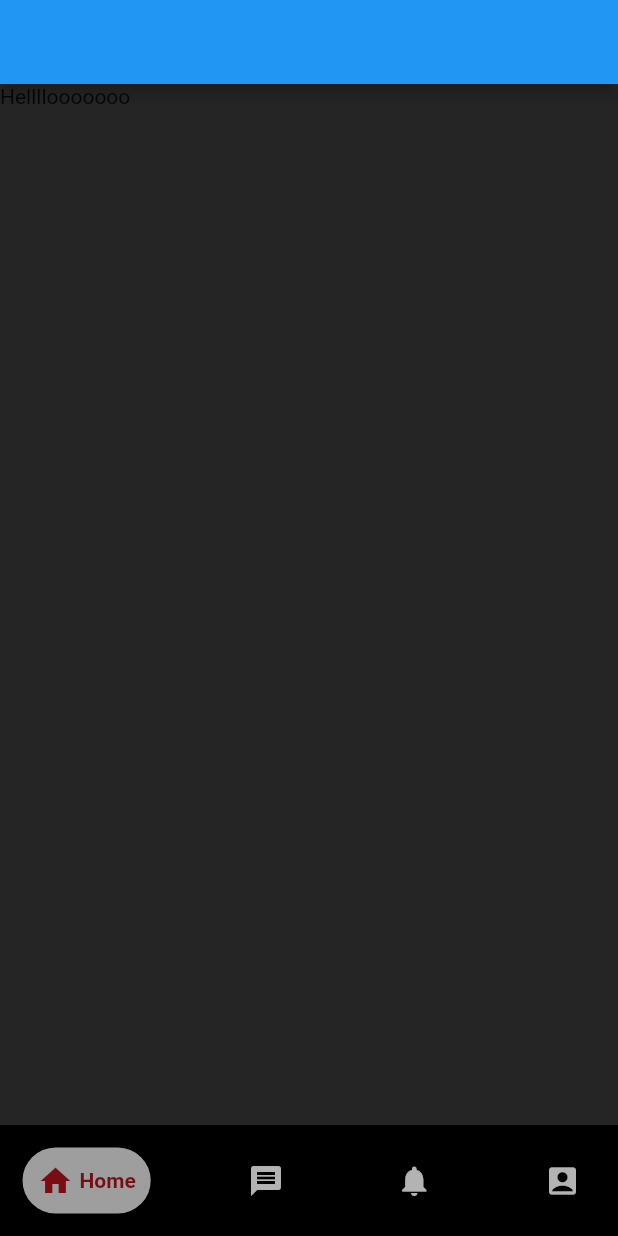
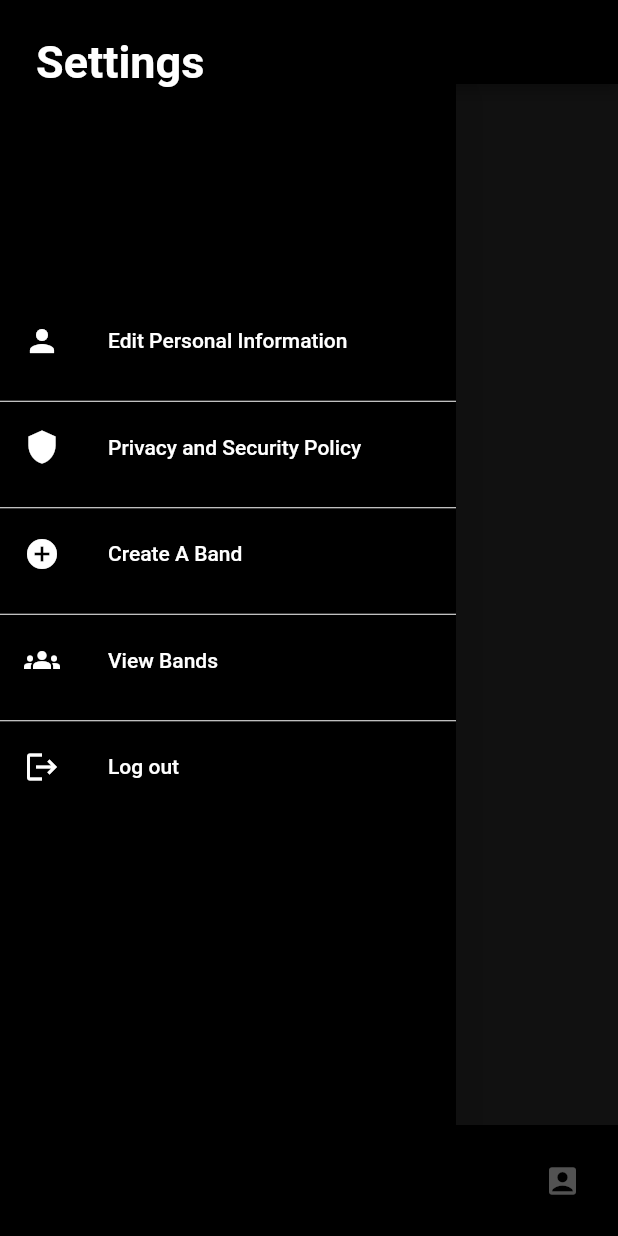
Before and after one commit to razanaws/Clique_app, a Flutter app: the screen it shows after launch, with the side drawer open (before the commit the screen has no drawer), on a phone screen of 412 x 824 dp. Run offline on Flutter 3.47's test engine with Material 2 defaults, Android fonts, the phone set to English and light mode, and no system bars; drawn by our look-alikes of google_nav_bar; our stand-ins replace cloud_firestore, firebase_auth, firebase_core, firebase_storage, google_sign_in, image_picker and 1 more; missing offline and left inert: flutter_facebook_auth; accounts and stored records are empty.

Commit message:
Settings Drawer, SideBar

```diff
--- a/lib/database/SignUpMusicianForm.dart
+++ b/lib/database/SignUpMusicianForm.dart
@@ -1,6 +1,6 @@
 import 'package:clique/models/user.dart';
 import 'package:flutter/material.dart';
-import 'package:clique/screens/login.dart';
+import 'package:clique/screens/login/login.dart';
 import 'package:clique/screens/homepage.dart';
 
 import 'package:cloud_firestore/cloud_firestore.dart';
--- a/lib/database/SignUpRecruiterForm.dart
+++ b/lib/database/SignUpRecruiterForm.dart
@@ -1,6 +1,6 @@
 import 'package:clique/screens/createProfile/welcomepage.dart';
 import 'package:flutter/material.dart';
-import 'package:clique/screens/login.dart';
+import 'package:clique/screens/login/login.dart';
 
 import 'package:cloud_firestore/cloud_firestore.dart';
 import 'package:firebase_auth/firebase_auth.dart';
--- a/lib/database/loginForm.dart
+++ b/lib/database/loginForm.dart
@@ -7,7 +7,7 @@ import 'package:clique/screens/homepage.dart';
 import 'package:google_sign_in/google_sign_in.dart';
 import 'package:flutter_facebook_auth/flutter_facebook_auth.dart';
 
-import '../screens/resetPasswordPage.dart';
+import '../screens/login/resetPasswordPage.dart';
 
 class Login extends StatefulWidget {
   const Login({Key? key}) : super(key: key);
--- /dev/null
+++ b/lib/drawers/SettingsDrawer.dart
@@ -0,0 +1,141 @@
+import 'package:clique/screens/profile/MusicianProfile.dart';
+import 'package:flutter/material.dart';
+
+import '../screens/createProfile/CreateBand.dart';
+import '../screens/createProfile/ViewBands.dart';
+import '../screens/login/Logout.dart';
+import '../screens/privacyPolicy/PrivacyPolicy.dart';
+import 'SettingsSubDrawer.dart';
+
+
+class SettingsDrawer extends StatelessWidget {
+  const SettingsDrawer({Key? key}) : super(key: key);
+
+
+  @override
+  Widget build(BuildContext context) {
+
+    return Drawer(
+      backgroundColor: Colors.black ,
+
+      child: Material(
+        color: Colors.black,
+        child: ListView(
+          padding: EdgeInsets.zero,
+
+          children:  [
+            const DrawerHeader(
+              decoration: BoxDecoration(color: Colors.black,),
+              child: Padding(
+                padding: EdgeInsets.only(top:8.0,left:8.0),
+                child: Text(
+                  "Settings",
+                  style: TextStyle(
+                    backgroundColor: Colors.black,
+                    color: Colors.white,
+                    fontWeight:FontWeight.bold,
+                    fontSize: 30,
+                  ),),
+              ),
+            ),
+
+            const SizedBox(height: 30,),
+
+            buildMenuItem(
+              text:'Edit Personal Information',
+              icon:Icons.person,
+              onClicked: ()=>selectedItem(context,0)),
+
+            const SizedBox(height: 10,),
+            const Divider(color: Colors.white,height: 5,),
+
+            buildMenuItem(
+              text:'Privacy and Security Policy',
+              icon:Icons.shield,
+              onClicked: ()=>selectedItem(context,1)
+            ),
+
+            const SizedBox(height: 10,),
+            const Divider(color: Colors.white,height: 5,),
+
+            buildMenuItem(
+              text:'Create A Band',
+              icon:Icons.add_circle,
+              onClicked: ()=>selectedItem(context,2)
+    ),
+
+            const SizedBox(height: 10,),
+            const Divider(color: Colors.white,height: 5,),
+
+            buildMenuItem(
+              text:'View Bands',
+              icon:Icons.groups,
+              onClicked: ()=>selectedItem(context,3)),
+
+            const SizedBox(height: 10,),
+            const Divider(color: Colors.white,height: 5,),
+
+
+
+            buildMenuItem(
+              text:'Log out',
+              icon:Icons.logout,
+              onClicked: ()=>selectedItem(context,4)),
+
+
+
+          ],
+        ),
+      ),
+    );
+  }
+
+
+  Widget buildMenuItem({
+    required String text,
+    required IconData icon,
+    VoidCallback? onClicked,
+      }){
+        final color=Colors.white;
+
+        return ListTile(
+          leading: Icon(icon,color:color),
+           title: Text(text,style: const TextStyle(color: Colors.white,)),
+            onTap: onClicked,
+        );
+
+   }
+
+    void selectedItem(BuildContext context, int index){
+    Navigator.of(context).pop;
+      switch(index){
+
+        case 0:Navigator.of(context).push(
+            MaterialPageRoute(builder: (context)=>SubDrawer()));
+        break;
+
+        case 1:Navigator.of(context).push(
+            MaterialPageRoute(builder: (context)=>PrivacyPolicy()));
+        break;
+      //TODO:CreateBand functionality
+
+        case 2:Navigator.of(context).push(
+            MaterialPageRoute(builder: (context)=>CreateBand()));
+        break;
+      //TODO: ViewBands functionality
+
+        case 3:Navigator.of(context).push(
+            MaterialPageRoute(builder: (context)=>ViewBands()));
+        break;
+        //TODO:Log out page or functionality
+        case 4:Navigator.of(context).push(
+            MaterialPageRoute(builder: (context)=>Logout()));
+        break;
+
+
+
+
+      }
+    }
+
+}
--- a/lib/main.dart
+++ b/lib/main.dart
@@ -1,12 +1,13 @@
-import 'package:clique/screens/Chat.dart';
+import 'package:clique/screens/chat/Chat.dart';
 import 'package:clique/screens/LoadingScreen.dart';
 import 'package:clique/screens/NavBar.dart';
 import 'package:clique/screens/homepage.dart';
+import 'package:clique/screens/privacyPolicy/PrivacyPolicy.dart';
 import 'package:firebase_core/firebase_core.dart';
 import 'package:firebase_auth/firebase_auth.dart';
 import 'firebase_options.dart';
 import 'package:flutter/material.dart';
-import 'package:clique/screens/login.dart';
+import 'package:clique/screens/login/login.dart';
 import 'package:loading_animation_widget/loading_animation_widget.dart';
 import 'dart:async';
 import 'package:google_sign_in/google_sign_in.dart';
@@ -29,6 +30,7 @@ class MyApp extends StatelessWidget {
     return const MaterialApp(
         debugShowCheckedModeBanner: false,
         home: NavBar(),
+
     );
   }
 }
--- a/lib/screens/LoadingScreen.dart
+++ b/lib/screens/LoadingScreen.dart
@@ -3,7 +3,7 @@ import 'dart:async';
 import 'package:flutter/material.dart';
 import 'package:loading_animation_widget/loading_animation_widget.dart';
 
-import 'login.dart';
+import 'login/login.dart';
 
 class loadingPage extends StatefulWidget {
   const loadingPage({Key? key}) : super(key: key);
--- a/lib/screens/NavBar.dart
+++ b/lib/screens/NavBar.dart
@@ -1,5 +1,6 @@
-import 'package:clique/screens/Chat.dart';
+import 'package:clique/screens/chat/Chat.dart';
 import 'package:clique/screens/Notifications.dart';
+import 'package:clique/drawers/SettingsDrawer.dart';
 import 'package:clique/screens/profile/BandProfile.dart';
 import 'package:clique/screens/profile/MusicianProfile.dart';
 import 'package:clique/screens/profile/RecruiterProfile.dart';
@@ -38,8 +39,8 @@ class _NavBar extends State<NavBar> {
   Widget build(BuildContext context) {
     return Scaffold(
       backgroundColor: const Color.fromRGBO(37, 37, 37, 1),
-      appBar: AppBar(
-      ),
+
+      //Navigation Bar
       body: IndexedStack(index: selectedIndexNavBar,children:pages,),
       bottomNavigationBar: Container(
 
@@ -70,6 +71,25 @@ class _NavBar extends State<NavBar> {
           ),
         ),
       ),
+
+
+
+
+
+      //Drawer Menu
+      appBar: AppBar(
+
+        backgroundColor: Colors.black,
+        leading: Builder(
+          builder:(context) {
+            return IconButton(
+              icon: const Icon(Icons.settings),
+              onPressed: ()=>Scaffold.of(context).openDrawer(),);
+          }
+        ),
+
+      ),
+      drawer: SettingsDrawer(),
     );
 
 
--- a/lib/screens/homepage.dart
+++ b/lib/screens/homepage.dart
@@ -1,4 +1,4 @@
-import 'package:clique/screens/Chat.dart';
+import 'package:clique/screens/chat/Chat.dart';
 import 'package:clique/screens/Notifications.dart';
 import 'package:clique/screens/profile/MusicianProfile.dart';
 import 'package:flutter/material.dart';
```
Also changed, not shown: lib/drawers/SettingsSubDrawer.dart (added, +95 -0 lines), lib/screens/createProfile/CreateBand.dart (added, +15 -0 lines), lib/screens/createProfile/ViewBands.dart (added, +15 -0 lines), lib/screens/login/Logout.dart (added, +15 -0 lines), lib/screens/privacyPolicy/PrivacyPolicy.dart (added, +40 -0 lines), lib/screens/chat/Chat.dart (renamed from lib/screens/Chat.dart), lib/screens/login/login.dart (renamed from lib/screens/login.dart), lib/screens/login/resetPasswordPage.dart (renamed from lib/screens/resetPasswordPage.dart).
